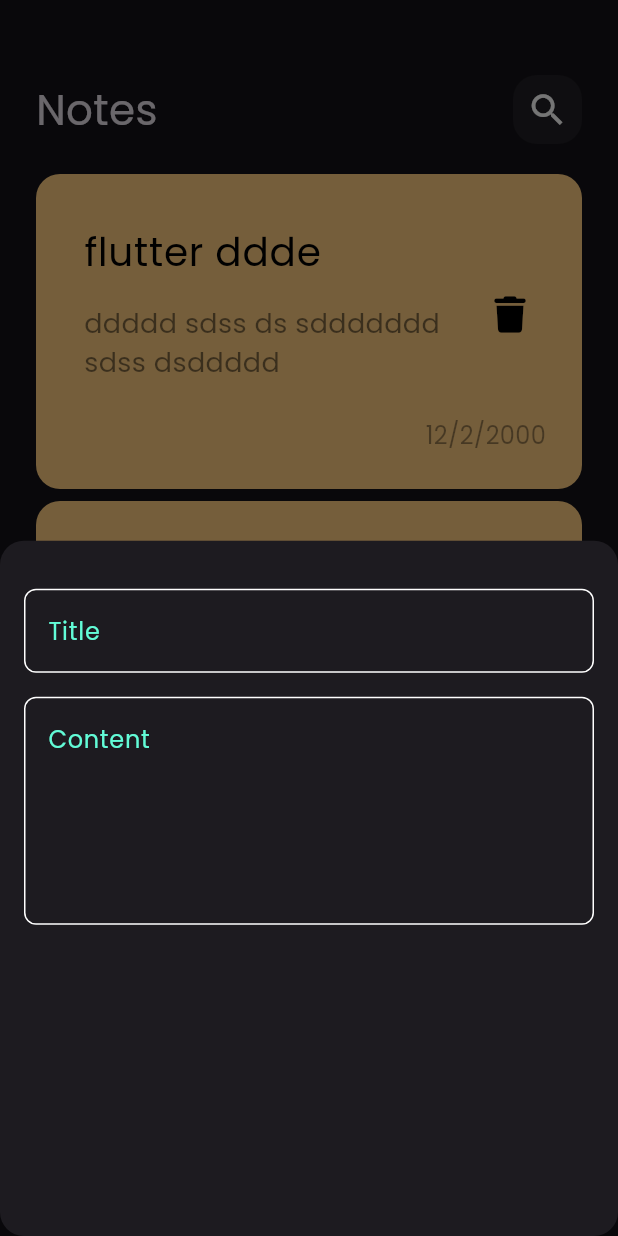
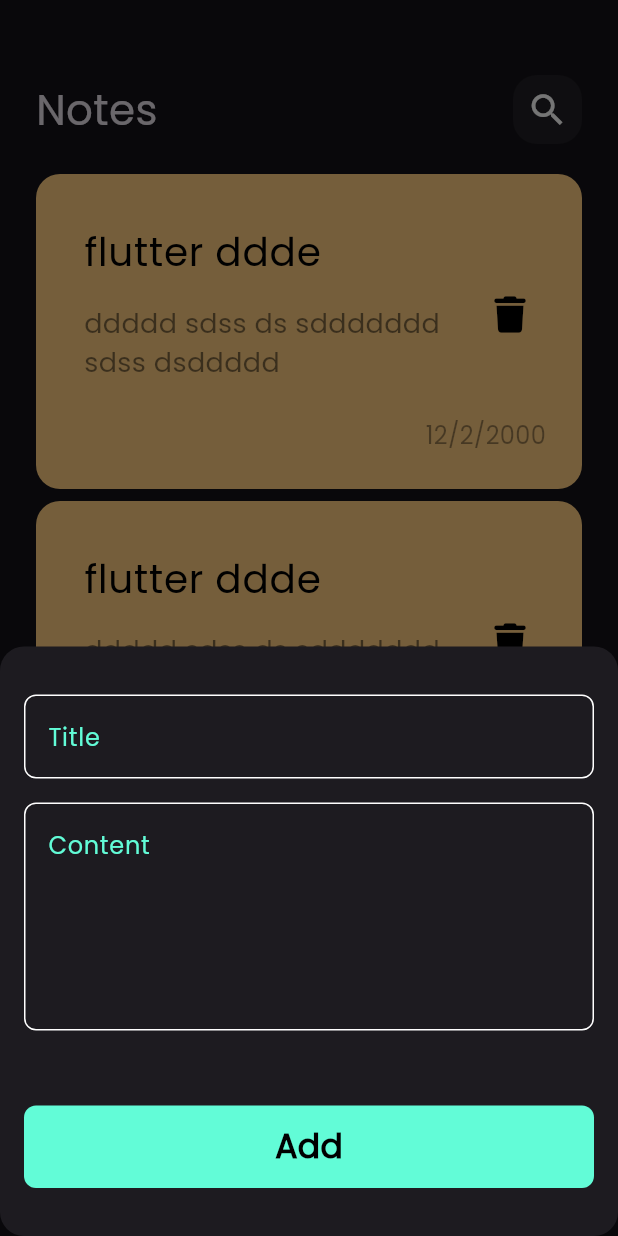
Before and after one commit to mahabdo571/notes_app, a Flutter app: the screen it shows after launch, after a tap on the "add" icon, on a phone screen of 412 x 824 dp. Run offline on Flutter 3.47's test engine with Material 3 defaults, Android fonts, the phone set to English and light mode, and no system bars; our stand-ins replace font_awesome_flutter.

Commit message:
Add CustomButton widget and integrate it into AddNoteBottomSheet for improved UI

```diff
--- a/lib/widgets/add_note_bottom_sheet.dart
+++ b/lib/widgets/add_note_bottom_sheet.dart
@@ -1,4 +1,5 @@
 import 'package:flutter/material.dart';
+import 'package:notes_app/widgets/custom_button.dart';
 import 'package:notes_app/widgets/custom_text_field.dart';
 
 class AddNoteBottomSheet extends StatelessWidget {
@@ -8,13 +9,18 @@
   Widget build(BuildContext context) {
     return Padding(
       padding: const EdgeInsets.symmetric(horizontal: 16),
+      child: SingleChildScrollView(
         child: Column(
           children: [
             SizedBox(height: 32),
             CustomTextField(hint: 'Title'),
             SizedBox(height: 16),
             CustomTextField(hint: 'Content', maxLines: 5),
+            SizedBox(height: 50),
+            CustomButton(),
+            SizedBox(height: 32),
           ],
+        ),
       ),
     );
   }
--- /dev/null
+++ b/lib/widgets/custom_button.dart
@@ -0,0 +1,28 @@
+import 'package:flutter/material.dart';
+import 'package:notes_app/constants.dart';
+
+class CustomButton extends StatelessWidget {
+  const CustomButton({super.key});
+
+  @override
+  Widget build(BuildContext context) {
+    return Container(
+      width: MediaQuery.of(context).size.width,
+      height: 55,
+      decoration: BoxDecoration(
+        color: kPrimaryColor,
+        borderRadius: BorderRadius.circular(8),
+      ),
+      child: Center(
+        child: Text(
+          'Add',
+          style: TextStyle(
+            fontSize: 22,
+            fontWeight: FontWeight.bold,
+            color: Colors.black,
+          ),
+        ),
+      ),
+    );
+  }
+}
```
Lines whose indentation alone changed are shown as unchanged.
